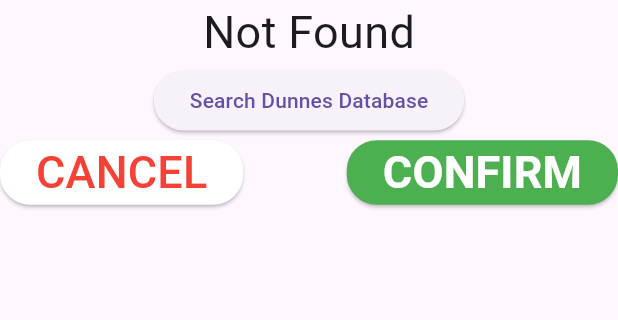
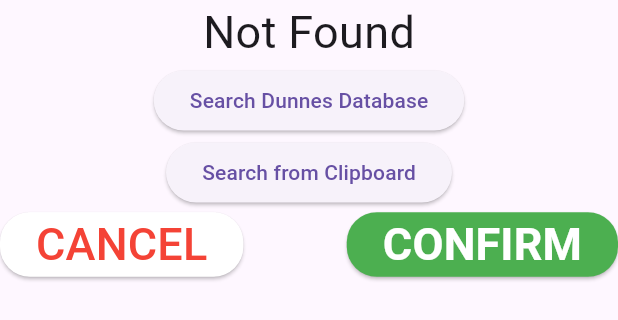
Before and after one commit to migruiz/dunnes-shopping, a Flutter app: the ProductNotFoundWidget widget shown alone on an empty page, opened directly with empty values, on a phone screen of 412 x 824 dp. Shown: the top 320 px of the screen. Run offline on Flutter 3.47's test engine with Material 3 defaults, Android fonts, the phone set to English and light mode, and no system bars; our stand-ins replace audioplayers, cloud_firestore, firebase_core, flutter_bloc; missing offline and left inert: keep_screen_on, mobile_scanner; accounts and stored records are empty.

Commit message:
copying from clipboard

```diff
--- a/lib/ProductNotFoundWidget.dart
+++ b/lib/ProductNotFoundWidget.dart
@@ -1,5 +1,6 @@
 import 'package:dunnes_shopping/FilteredMobileScanner/ScannerState.dart';
 import 'package:flutter/material.dart';
+import 'package:flutter/services.dart';
 import 'package:flutter_bloc/flutter_bloc.dart';
 import 'package:mobile_scanner/mobile_scanner.dart';
 import 'package:url_launcher/url_launcher.dart';
@@ -25,6 +26,14 @@
             await launchUrl(Uri.parse('https://www.dunnesstoresgrocery.com/'));
           },
           child: Text('Search Dunnes Database'),
+        ),
+        ElevatedButton(
+          onPressed: () async {
+            final clipboardData = await Clipboard.getData(Clipboard.kTextPlain);
+            String? clipboardText = clipboardData?.text;
+            print(clipboardText);
+          },
+          child: Text('Search from Clipboard'),
         ),
         Row(
           children: [
```
